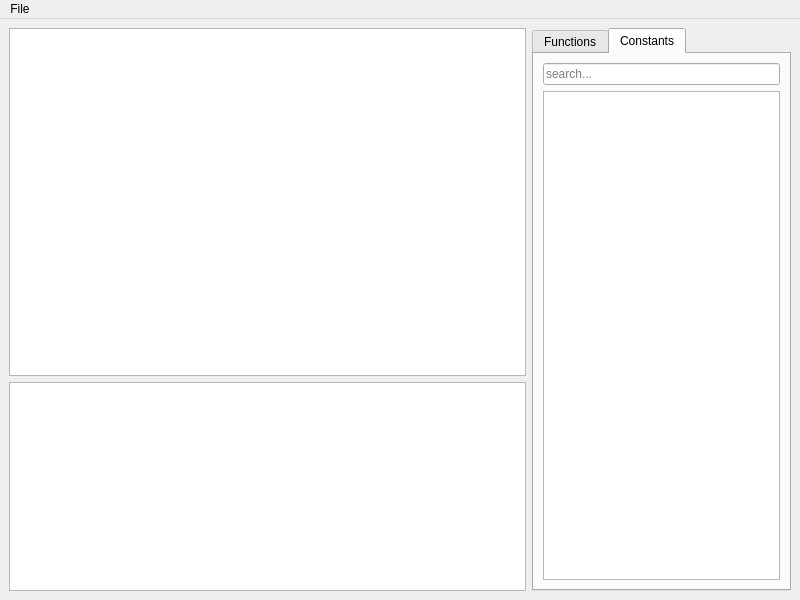
The window that Tools/HolocronToolset/src/ui/editors/nss.ui (NickHugi/PyKotor) describes before a commit, drawn with Qt 5.
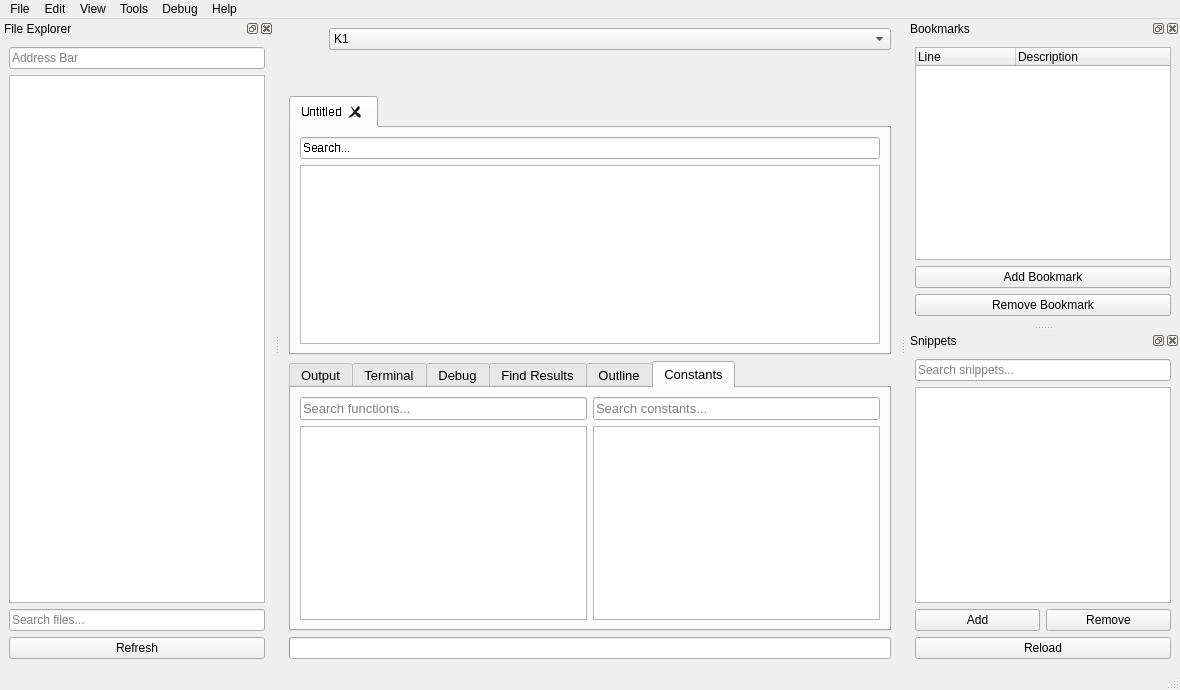
The same window after the commit. The open tabs and pages were chosen to show the change. Custom widgets are drawn as their Qt base class.

```diff
--- a/Tools/HolocronToolset/src/ui/editors/nss.ui
+++ b/Tools/HolocronToolset/src/ui/editors/nss.ui
@@ -6,109 +6,414 @@
    <rect>
     <x>0</x>
     <y>0</y>
-    <width>800</width>
-    <height>600</height>
+    <width>1180</width>
+    <height>690</height>
    </rect>
   </property>
   <property name="windowTitle">
    <string>MainWindow</string>
   </property>
   <widget class="QWidget" name="centralwidget">
-   <layout class="QHBoxLayout" name="horizontalLayout" stretch="2,1">
+   <layout class="QVBoxLayout" name="vboxlytCentralWidget" stretch="0,0,1,0,0">
     <item>
-     <layout class="QVBoxLayout" name="verticalLayout" stretch="5,3">
+     <layout class="QHBoxLayout" name="middleTopHorizLyt">
       <item>
-       <widget class="CodeEditor" name="codeEdit">
-        <property name="font">
-         <font>
-          <family>Courier New</family>
-         </font>
+       <spacer name="horizontalSpacer">
+        <property name="orientation">
+         <enum>Orientation.Horizontal</enum>
         </property>
-        <property name="lineWrapMode">
-         <enum>QPlainTextEdit::NoWrap</enum>
+        <property name="sizeHint" stdset="0">
+         <size>
+          <width>40</width>
+          <height>20</height>
+         </size>
         </property>
-       </widget>
+       </spacer>
       </item>
       <item>
-       <widget class="QPlainTextEdit" name="descriptionEdit">
-        <property name="font">
-         <font>
-          <family>Courier New</family>
-         </font>
+       <widget class="QComboBox" name="gameSelector">
+        <property name="sizePolicy">
+         <sizepolicy hsizetype="Preferred" vsizetype="Preferred">
+          <horstretch>0</horstretch>
+          <verstretch>0</verstretch>
+         </sizepolicy>
         </property>
-        <property name="lineWrapMode">
-         <enum>QPlainTextEdit::NoWrap</enum>
+        <property name="toolTip">
+         <string>This determines what constants to use for your IDE and impacts the PyKotor compiler (if used)</string>
         </property>
-        <property name="readOnly">
-         <bool>true</bool>
+        <property name="placeholderText">
+         <string/>
         </property>
+        <item>
+         <property name="text">
+          <string>K1</string>
+         </property>
+        </item>
+        <item>
+         <property name="text">
+          <string>TSL</string>
+         </property>
+        </item>
        </widget>
       </item>
      </layout>
     </item>
     <item>
-     <widget class="QTabWidget" name="tabWidget">
-      <property name="currentIndex">
-       <number>0</number>
+     <spacer name="verticalSpacer">
+      <property name="orientation">
+       <enum>Orientation.Vertical</enum>
+      </property>
+      <property name="sizeHint" stdset="0">
+       <size>
+        <width>20</width>
+        <height>40</height>
+       </size>
+      </property>
+     </spacer>
+    </item>
+    <item>
+     <widget class="QTabWidget" name="editorTabs">
+      <property name="sizePolicy">
+       <sizepolicy hsizetype="Expanding" vsizetype="Preferred">
+        <horstretch>0</horstretch>
+        <verstretch>0</verstretch>
+       </sizepolicy>
+      </property>
+      <property name="font">
+       <font>
+        <stylestrategy>NoAntialias</stylestrategy>
+       </font>
+      </property>
+      <property name="acceptDrops">
+       <bool>true</bool>
+      </property>
+      <property name="whatsThis">
+       <string>Main Code Area</string>
+      </property>
+      <property name="tabsClosable">
+       <bool>true</bool>
+      </property>
+      <property name="movable">
+       <bool>true</bool>
       </property>
       <widget class="QWidget" name="tab">
        <attribute name="title">
-        <string>Functions</string>
+        <string>Untitled</string>
        </attribute>
        <layout class="QVBoxLayout" name="verticalLayout_2">
         <item>
-         <widget class="QLineEdit" name="functionSearchEdit">
+         <widget class="QLineEdit" name="searchBar">
           <property name="placeholderText">
-           <string>search...</string>
+           <string>Search...</string>
           </property>
          </widget>
         </item>
         <item>
-         <widget class="QListWidget" name="functionList">
+         <widget class="CodeEditor" name="codeEdit"/>
+        </item>
+       </layout>
+      </widget>
+     </widget>
+    </item>
+    <item>
+     <widget class="QTabWidget" name="panelTabs">
+      <property name="font">
+       <font>
+        <family>Segoe UI</family>
+        <pointsize>10</pointsize>
+       </font>
+      </property>
+      <property name="currentIndex">
+       <number>2</number>
+      </property>
+      <property name="movable">
+       <bool>true</bool>
+      </property>
+      <property name="tabBarAutoHide">
+       <bool>true</bool>
+      </property>
+      <widget class="QWidget" name="outputTab">
+       <attribute name="title">
+        <string>Output</string>
+       </attribute>
+       <layout class="QVBoxLayout" name="vertLytPanelTabs">
+        <item>
+         <widget class="QPlainTextEdit" name="outputEdit">
           <property name="font">
            <font>
-            <family>Courier New</family>
-            <pointsize>8</pointsize>
+            <family>Lucida Console</family>
+            <pointsize>10</pointsize>
            </font>
           </property>
          </widget>
         </item>
        </layout>
       </widget>
-      <widget class="QWidget" name="tab_2">
+      <widget class="QWidget" name="terminalTab">
+       <attribute name="title">
+        <string>Terminal</string>
+       </attribute>
+       <layout class="QVBoxLayout" name="verticalLayout_13">
+        <item>
+         <widget class="QWidget" name="terminalWidget" native="true">
+          <property name="minimumSize">
+           <size>
+            <width>0</width>
+            <height>100</height>
+           </size>
+          </property>
+         </widget>
+        </item>
+       </layout>
+      </widget>
+      <widget class="QWidget" name="debugTab">
+       <attribute name="title">
+        <string>Debug</string>
+       </attribute>
+       <layout class="QVBoxLayout" name="verticalLayout_12">
+        <item>
+         <widget class="QTableWidget" name="debugTable">
+          <column>
+           <property name="text">
+            <string>Variable</string>
+           </property>
+          </column>
+          <column>
+           <property name="text">
+            <string>Value</string>
+           </property>
+          </column>
+          <column>
+           <property name="text">
+            <string>Type</string>
+           </property>
+          </column>
+         </widget>
+        </item>
+       </layout>
+      </widget>
+      <widget class="QWidget" name="findResultsTab">
+       <attribute name="title">
+        <string>Find Results</string>
+       </attribute>
+       <layout class="QVBoxLayout" name="verticalLayout_11">
+        <item>
+         <widget class="QTreeWidget" name="findResultsTree">
+          <column>
+           <property name="text">
+            <string>File</string>
+           </property>
+          </column>
+          <column>
+           <property name="text">
+            <string>Line</string>
+           </property>
+          </column>
+          <column>
+           <property name="text">
+            <string>Content</string>
+           </property>
+          </column>
+         </widget>
+        </item>
+       </layout>
+      </widget>
+      <widget class="QWidget" name="outlineTab">
+       <attribute name="title">
+        <string>Outline</string>
+       </attribute>
+       <layout class="QVBoxLayout" name="verticalLayout_4">
+        <item>
+         <widget class="QTreeWidget" name="outlineView"/>
+        </item>
+       </layout>
+      </widget>
+      <widget class="QWidget" name="learnTab">
        <attribute name="title">
         <string>Constants</string>
        </attribute>
-       <layout class="QVBoxLayout" name="verticalLayout_3">
+       <layout class="QVBoxLayout" name="vertLytLearnTab">
         <item>
-         <widget class="QLineEdit" name="constantSearchEdit">
-          <property name="placeholderText">
-           <string>search...</string>
-          </property>
-         </widget>
+         <layout class="QHBoxLayout" name="horizontalLayout_5">
+          <item>
+           <widget class="QLineEdit" name="functionSearchEdit">
+            <property name="placeholderText">
+             <string>Search functions...</string>
+            </property>
+           </widget>
+          </item>
+          <item>
+           <widget class="QLineEdit" name="constantSearchEdit">
+            <property name="placeholderText">
+             <string>Search constants...</string>
+            </property>
+           </widget>
+          </item>
+         </layout>
         </item>
         <item>
-         <widget class="QListWidget" name="constantList">
-          <property name="font">
-           <font>
-            <family>Courier New</family>
-            <pointsize>8</pointsize>
-           </font>
-          </property>
-         </widget>
+         <layout class="QHBoxLayout" name="horizontalLayout">
+          <item>
+           <widget class="QListWidget" name="functionList"/>
+          </item>
+          <item>
+           <widget class="QListWidget" name="constantList"/>
+          </item>
+         </layout>
         </item>
        </layout>
       </widget>
      </widget>
     </item>
+    <item>
+     <widget class="QProgressBar" name="progressBar">
+      <property name="maximum">
+       <number>1</number>
+      </property>
+      <property name="textVisible">
+       <bool>false</bool>
+      </property>
+     </widget>
+    </item>
    </layout>
   </widget>
+  <widget class="QStatusBar" name="statusbar"/>
+  <widget class="QDockWidget" name="fileExplorerDock">
+   <property name="windowTitle">
+    <string>File Explorer</string>
+   </property>
+   <attribute name="dockWidgetArea">
+    <number>1</number>
+   </attribute>
+   <widget class="QWidget" name="fileExplorerContents">
+    <layout class="QVBoxLayout" name="fileExplorerLayout">
+     <item>
+      <widget class="QLineEdit" name="lineEdit">
+       <property name="placeholderText">
+        <string>Address Bar</string>
+       </property>
+      </widget>
+     </item>
+     <item>
+      <widget class="RobustTreeView" name="fileExplorerView">
+      </widget>
+     </item>
+     <item>
+      <widget class="QLineEdit" name="fileSearchEdit">
+       <property name="placeholderText">
+        <string>Search files...</string>
+       </property>
+      </widget>
+     </item>
+     <item>
+      <widget class="QPushButton" name="refreshFileExplorerButton">
+       <property name="text">
+        <string>Refresh</string>
+       </property>
+      </widget>
+     </item>
+    </layout>
+   </widget>
+  </widget>
+  <widget class="QDockWidget" name="bookmarksDock">
+   <property name="acceptDrops">
+    <bool>true</bool>
+   </property>
+   <property name="windowTitle">
+    <string>Bookmarks</string>
+   </property>
+   <attribute name="dockWidgetArea">
+    <number>2</number>
+   </attribute>
+   <widget class="QWidget" name="dockWidgetContents_2">
+    <layout class="QVBoxLayout" name="verticalLayout_14">
+     <item>
+      <widget class="QTreeWidget" name="bookmarkTree">
+       <column>
+        <property name="text">
+         <string>Line</string>
+        </property>
+       </column>
+       <column>
+        <property name="text">
+         <string>Description</string>
+        </property>
+       </column>
+      </widget>
+     </item>
+     <item>
+      <widget class="QPushButton" name="addBookmarkButton">
+       <property name="text">
+        <string>Add Bookmark</string>
+       </property>
+      </widget>
+     </item>
+     <item>
+      <widget class="QPushButton" name="removeBookmarkButton">
+       <property name="text">
+        <string>Remove Bookmark</string>
+       </property>
+      </widget>
+     </item>
+    </layout>
+   </widget>
+  </widget>
+  <widget class="QDockWidget" name="snippetsDock">
+   <property name="acceptDrops">
+    <bool>true</bool>
+   </property>
+   <property name="windowTitle">
+    <string>Snippets</string>
+   </property>
+   <attribute name="dockWidgetArea">
+    <number>2</number>
+   </attribute>
+   <widget class="QWidget" name="snippetsDockContents">
+    <layout class="QVBoxLayout" name="snippetsLayout">
+     <item>
+      <widget class="QLineEdit" name="snippetSearchEdit">
+       <property name="placeholderText">
+        <string>Search snippets...</string>
+       </property>
+      </widget>
+     </item>
+     <item>
+      <widget class="QListWidget" name="snippetList"/>
+     </item>
+     <item>
+      <layout class="QHBoxLayout" name="snippetButtonsLayout">
+       <item>
+        <widget class="QPushButton" name="snippetAddButton">
+         <property name="text">
+          <string>Add</string>
+         </property>
+        </widget>
+       </item>
+       <item>
+        <widget class="QPushButton" name="snippetDelButton">
+         <property name="text">
+          <string>Remove</string>
+         </property>
+        </widget>
+       </item>
+      </layout>
+     </item>
+     <item>
+      <widget class="QPushButton" name="snippetReloadButton">
+       <property name="text">
+        <string>Reload</string>
+       </property>
+      </widget>
+     </item>
+    </layout>
+   </widget>
+  </widget>
   <widget class="QMenuBar" name="menubar">
    <property name="geometry">
     <rect>
      <x>0</x>
      <y>0</y>
-     <width>800</width>
+     <width>1180</width>
      <height>22</height>
     </rect>
    </property>
@@ -126,7 +431,81 @@
     <addaction name="separator"/>
     <addaction name="actionExit"/>
    </widget>
+   <widget class="QMenu" name="menuEdit">
+    <property name="title">
+     <string>Edit</string>
+    </property>
+    <addaction name="actionUndo"/>
+    <addaction name="actionRedo"/>
+    <addaction name="separator"/>
+    <addaction name="actionCut"/>
+    <addaction name="actionCopy"/>
+    <addaction name="actionPaste"/>
+    <addaction name="separator"/>
+    <addaction name="actionFind"/>
+    <addaction name="actionReplace"/>
+    <addaction name="actionFind_in_Files"/>
+    <addaction name="actionGo_to_Line"/>
+    <addaction name="separator"/>
+    <addaction name="actionToggle_Comment"/>
+    <addaction name="actionIndent"/>
+    <addaction name="actionUnindent"/>
+   </widget>
+   <widget class="QMenu" name="menuView">
+    <property name="title">
+     <string>View</string>
+    </property>
+    <addaction name="actionToggleFileExplorer"/>
+    <addaction name="actionToggleTerminal"/>
+    <addaction name="actionToggle_Output_Panel"/>
+    <addaction name="separator"/>
+    <addaction name="actionZoom_In"/>
+    <addaction name="actionZoom_Out"/>
+    <addaction name="actionReset_Zoom"/>
+    <addaction name="separator"/>
+    <addaction name="actionToggle_Line_Numbers"/>
+    <addaction name="actionToggle_Wrap_Lines"/>
+   </widget>
+   <widget class="QMenu" name="menuTools">
+    <property name="title">
+     <string>Tools</string>
+    </property>
+    <addaction name="actionManage_Snippets"/>
+    <addaction name="actionManage_Plugins"/>
+    <addaction name="separator"/>
+    <addaction name="actionFormat_Code"/>
+    <addaction name="actionAnalyze_Code"/>
+    <addaction name="separator"/>
+   </widget>
+   <widget class="QMenu" name="menuDebug">
+    <property name="title">
+     <string>Debug</string>
+    </property>
+    <addaction name="actionStart_Debugging"/>
+    <addaction name="actionStop_Debugging"/>
+    <addaction name="actionStep_Over"/>
+    <addaction name="actionStep_Into"/>
+    <addaction name="actionStep_Out"/>
+    <addaction name="separator"/>
+    <addaction name="actionToggle_Breakpoint"/>
+    <addaction name="actionClear_All_Breakpoints"/>
+   </widget>
+   <widget class="QMenu" name="menuHelp">
+    <property name="title">
+     <string>Help</string>
+    </property>
+    <addaction name="actionDocumentation"/>
+    <addaction name="actionKeyboard_Shortcuts"/>
+    <addaction name="separator"/>
+    <addaction name="actionCheck_for_Updates"/>
+    <addaction name="actionAbout"/>
+   </widget>
    <addaction name="menuFile"/>
+   <addaction name="menuEdit"/>
+   <addaction name="menuView"/>
+   <addaction name="menuTools"/>
+   <addaction name="menuDebug"/>
+   <addaction name="menuHelp"/>
   </widget>
   <action name="actionNew">
    <property name="text">
@@ -165,6 +544,11 @@
   </action>
  </widget>
  <customwidgets>
+  <customwidget>
+   <class>RobustTreeView</class>
+   <extends>QTreeView</extends>
+   <header location="global">utility.ui_libraries.qt.widgets.itemviews.tree</header>
+  </customwidget>
   <customwidget>
    <class>CodeEditor</class>
    <extends>QPlainTextEdit</extends>
```
Left out of the diff: 417 changed lines with no effect on the pictures.
